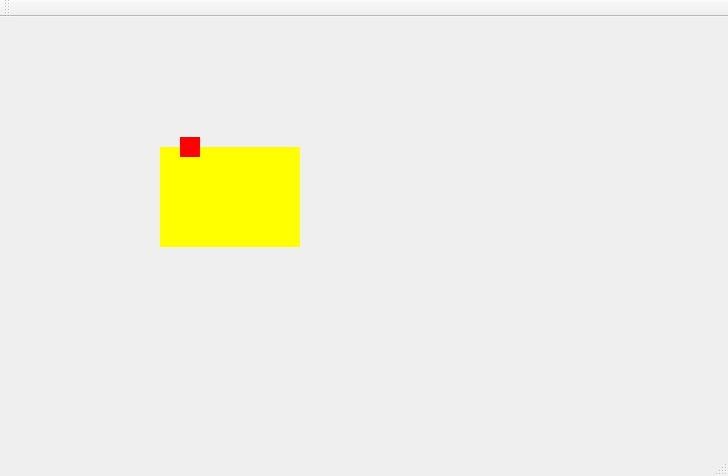
This is TrabalhoTrem/mainwindow.ui in eltonvs/trains-sync as Qt 5 draws it before an edit. The edited form follows.
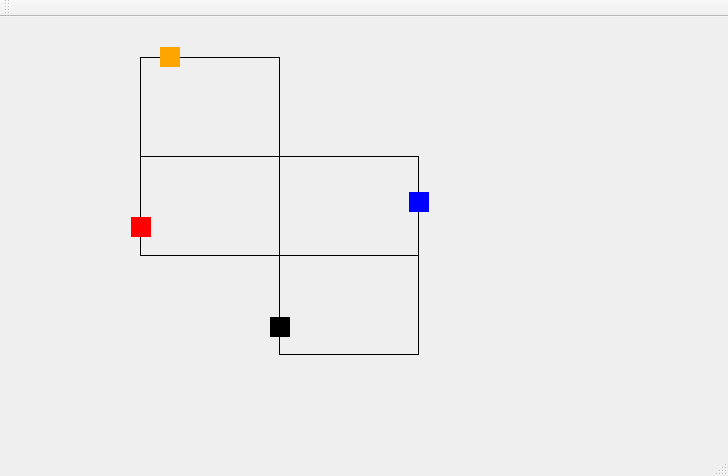
This is the edited form.

What changed in the file:
```diff
--- a/TrabalhoTrem/mainwindow.ui
+++ b/TrabalhoTrem/mainwindow.ui
@@ -17,14 +17,15 @@
    <widget class="QLabel" name="labelTrilho01">
     <property name="geometry">
      <rect>
-      <x>160</x>
-      <y>130</y>
+      <x>140</x>
+      <y>40</y>
       <width>140</width>
       <height>100</height>
      </rect>
     </property>
     <property name="styleSheet">
-     <string notr="true">background-color: yellow</string>
+     <string notr="true">background-color: transparent;
+border: 1px solid black;</string>
     </property>
     <property name="text">
      <string/>
@@ -33,8 +34,24 @@
    <widget class="QLabel" name="labelTrem01">
     <property name="geometry">
      <rect>
-      <x>180</x>
-      <y>120</y>
+      <x>160</x>
+      <y>30</y>
+      <width>20</width>
+      <height>20</height>
+     </rect>
+    </property>
+    <property name="styleSheet">
+     <string notr="true">background-color: orange</string>
+    </property>
+    <property name="text">
+     <string/>
+    </property>
+   </widget>
+   <widget class="QLabel" name="labelTrem02">
+    <property name="geometry">
+     <rect>
+      <x>131</x>
+      <y>200</y>
       <width>20</width>
       <height>20</height>
      </rect>
@@ -46,6 +63,97 @@
      <string/>
     </property>
    </widget>
+   <widget class="QLabel" name="labelTrilho02">
+    <property name="geometry">
+     <rect>
+      <x>140</x>
+      <y>139</y>
+      <width>140</width>
+      <height>100</height>
+     </rect>
+    </property>
+    <property name="styleSheet">
+     <string notr="true">background-color: transparent;
+border: 1px solid black;</string>
+    </property>
+    <property name="text">
+     <string/>
+    </property>
+   </widget>
+   <widget class="QLabel" name="labelTrilho03">
+    <property name="geometry">
+     <rect>
+      <x>279</x>
+      <y>139</y>
+      <width>140</width>
+      <height>100</height>
+     </rect>
+    </property>
+    <property name="styleSheet">
+     <string notr="true">background-color: transparent;
+border: 1px solid black;</string>
+    </property>
+    <property name="text">
+     <string/>
+    </property>
+   </widget>
+   <widget class="QLabel" name="labelTrem03">
+    <property name="geometry">
+     <rect>
+      <x>409</x>
+      <y>175</y>
+      <width>20</width>
+      <height>20</height>
+     </rect>
+    </property>
+    <property name="styleSheet">
+     <string notr="true">background-color: blue</string>
+    </property>
+    <property name="text">
+     <string/>
+    </property>
+   </widget>
+   <widget class="QLabel" name="labelTrilho04">
+    <property name="geometry">
+     <rect>
+      <x>279</x>
+      <y>238</y>
+      <width>140</width>
+      <height>100</height>
+     </rect>
+    </property>
+    <property name="styleSheet">
+     <string notr="true">background-color: transparent;
+border: 1px solid black;</string>
+    </property>
+    <property name="text">
+     <string/>
+    </property>
+   </widget>
+   <widget class="QLabel" name="labelTrem04">
+    <property name="geometry">
+     <rect>
+      <x>270</x>
+      <y>300</y>
+      <width>20</width>
+      <height>20</height>
+     </rect>
+    </property>
+    <property name="styleSheet">
+     <string notr="true">background-color: black</string>
+    </property>
+    <property name="text">
+     <string/>
+    </property>
+   </widget>
+   <zorder>labelTrilho01</zorder>
+   <zorder>labelTrilho02</zorder>
+   <zorder>labelTrilho03</zorder>
+   <zorder>labelTrilho04</zorder>
+   <zorder>labelTrem01</zorder>
+   <zorder>labelTrem02</zorder>
+   <zorder>labelTrem03</zorder>
+   <zorder>labelTrem04</zorder>
   </widget>
   <widget class="QMenuBar" name="menuBar">
    <property name="geometry">
```
Left out of the diff: 2 changed lines with no effect on the pictures.
